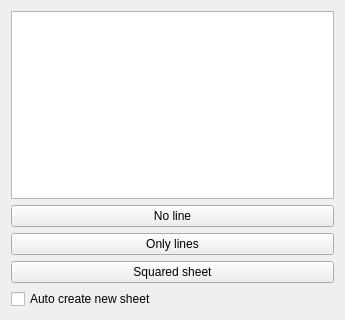
giacomogroppi/writernote-qt, file src/sheet/fast-sheet/fast_sheet_ui.ui: the form before one commit.
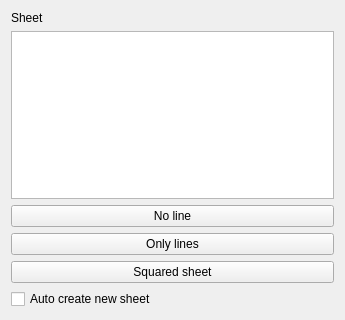
The form after the commit.

What changed in the file:
```diff
--- a/src/sheet/fast-sheet/fast_sheet_ui.ui
+++ b/src/sheet/fast-sheet/fast_sheet_ui.ui
@@ -14,6 +14,13 @@
    <string>Form</string>
   </property>
   <layout class="QVBoxLayout" name="verticalLayout">
+   <item>
+    <widget class="QLabel" name="label">
+     <property name="text">
+      <string>Sheet</string>
+     </property>
+    </widget>
+   </item>
    <item>
     <widget class="QListView" name="list_sheet"/>
    </item>
```
